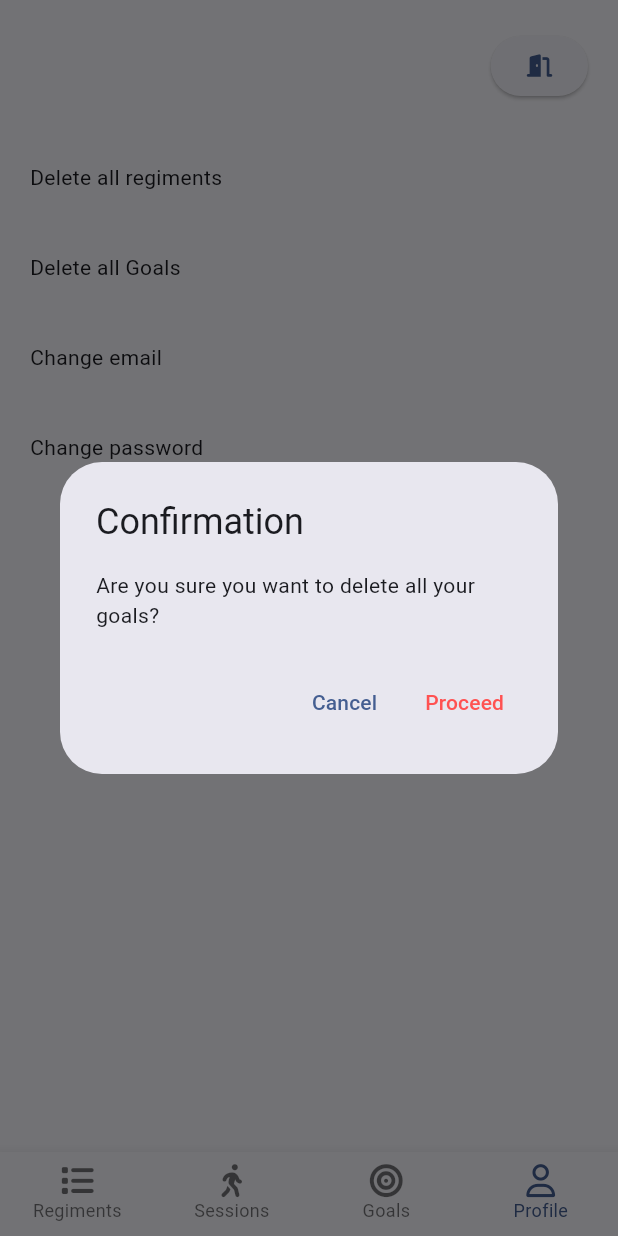
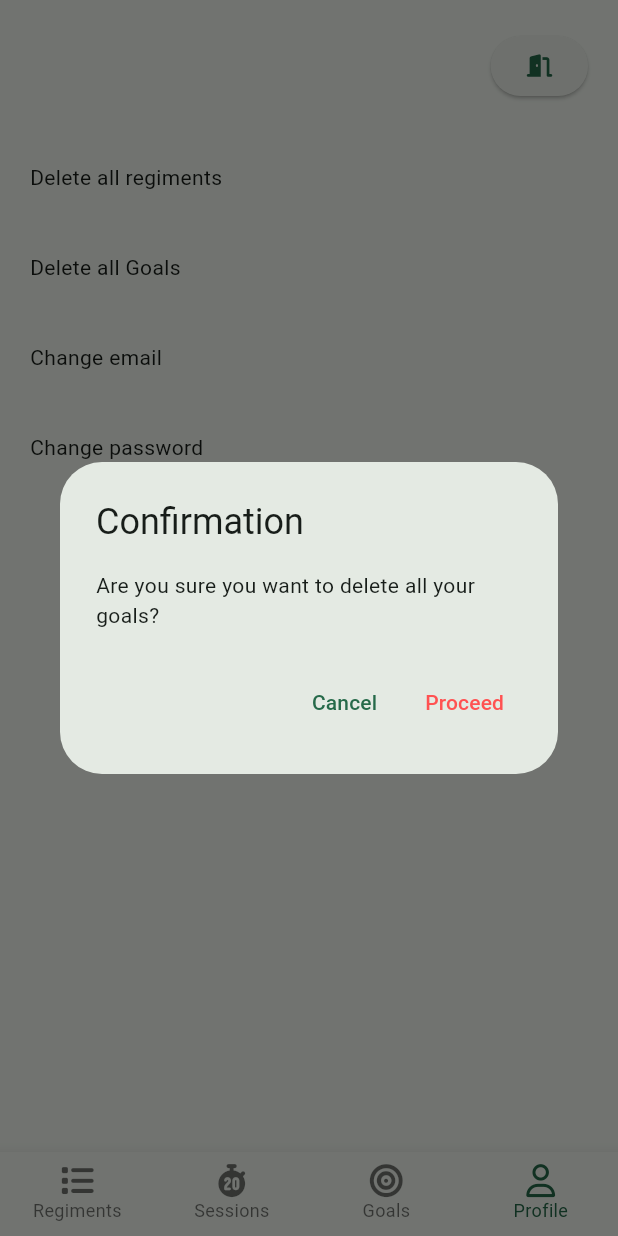
Before and after one commit to squizziee/fitness-app, a Flutter app: the HomePage screen opened by its route, item 4 of the bottom bar chosen, after a tap on "Delete all Goals", on a phone screen of 412 x 824 dp. Run offline on Flutter 3.47's test engine with Material 3 defaults, Android fonts, the phone set to English and light mode, and no system bars; our stand-ins replace awesome_notifications, cloud_firestore, firebase_auth, firebase_core, flutter_local_notifications, font_awesome_flutter and 1 more; missing offline and left inert: fitness_app_serialization; accounts and stored records are empty.

Commit message:
Added goal and session tab design

```diff
--- a/flutter_fitness_app/lib/main.dart
+++ b/flutter_fitness_app/lib/main.dart
@@ -55,7 +55,8 @@ class _MyAppState extends State<MyApp> {
       debugShowCheckedModeBanner: false,
       title: 'Home Page',
       theme: ThemeData(
-        colorScheme: ColorScheme.fromSeed(seedColor: Colors.blueAccent),
+        primaryColor: Colors.greenAccent,
+        colorScheme: ColorScheme.fromSeed(seedColor: Colors.greenAccent),
         buttonTheme:
             ButtonThemeData(buttonColor: Theme.of(context).primaryColor),
         useMaterial3: true,
--- a/flutter_fitness_app/lib/models/weight_training/weight_training_session.dart
+++ b/flutter_fitness_app/lib/models/weight_training/weight_training_session.dart
@@ -19,6 +19,7 @@ class WeightTrainingSession extends TrainingSession {
 
   @override
   String getGeneralMetricText() {
-    return "${getTotalSetCount()} sets";
+    var setCount = getTotalSetCount();
+    return "$setCount ${setCount % 10 == 1 ? "set" : "sets"}";
   }
 }
--- a/flutter_fitness_app/lib/services/user_service.dart
+++ b/flutter_fitness_app/lib/services/user_service.dart
@@ -1,6 +1,8 @@
 import 'package:cloud_firestore/cloud_firestore.dart';
 import 'package:fitness_app_serialization/app_user_serializer.dart';
 import 'package:flutter/material.dart';
+import 'package:flutter_fitness_app/models/training_regiment.dart';
+import 'package:flutter_fitness_app/models/training_session.dart';
 import 'package:flutter_fitness_app/models/user.dart';
 import 'package:flutter_fitness_app/services/auth.dart';
 import 'package:flutter_fitness_app/services/database_service.dart';
@@ -23,8 +25,9 @@ class UserService {
     for (var regiment in appUser.regiments!) {
       if (regiment.startDate != null) {
         regiment.cancelNotifications();
-        regiment.startNotifications(
-            regiment.dayOfPause == -1 ? 0 : regiment.dayOfPause);
+        regiment.startNotifications(regiment.dayOfPause == -1
+            ? regiment.getCurrentDay()
+            : regiment.dayOfPause);
       }
     }
 
@@ -60,6 +63,20 @@ class UserService {
     await _dbService.removeAllUserRegiments(user);
   }
 
+  List<(TrainingSession, TrainingRegiment)> getCurrentUserSessions(
+      BuildContext context) {
+    List<(TrainingSession, TrainingRegiment)> result = [];
+    var user = Provider.of<AppUser>(context, listen: false);
+
+    for (var regiment in user.regiments!) {
+      if (regiment.getCurrentDay() != -1) {
+        result.add((regiment.schedule![regiment.getCurrentDay()], regiment));
+      }
+    }
+
+    return result;
+  }
+
   Future removeAllUserGoals(BuildContext context) async {
     var user = Provider.of<AppUser>(context, listen: false);
     user.goals = [];
--- a/flutter_fitness_app/lib/views/goals/goal_screen.dart
+++ b/flutter_fitness_app/lib/views/goals/goal_screen.dart
@@ -2,6 +2,7 @@ import 'package:flutter/material.dart';
 import 'package:flutter_fitness_app/models/goal.dart';
 import 'package:flutter_fitness_app/models/user.dart';
 import 'package:flutter_fitness_app/services/goal_service.dart';
+import 'package:flutter_fitness_app/views/regiment_creation/common_widgets/tag_widget.dart';
 import 'package:font_awesome_flutter/font_awesome_flutter.dart';
 import 'package:google_fonts/google_fonts.dart';
 import 'package:provider/provider.dart';
@@ -77,13 +78,56 @@ class _GoalScreenState extends State<GoalScreen> {
                 ],
               )),
       child: Container(
+        clipBehavior: Clip.hardEdge,
+        decoration: const BoxDecoration(
+            border: Border(
+                bottom: BorderSide(
+                    width: 0.5, color: Color.fromRGBO(0, 0, 0, .1)))),
         width: MediaQuery.of(context).size.width,
         padding: const EdgeInsets.all(20),
-        child: Column(children: [
-          Text(goal.exerciseType!.name),
-          Text("${goal.deadline!}"),
-          Text("${goal.metrics!.length} metrics"),
-        ]),
+        child: Row(
+          mainAxisAlignment: MainAxisAlignment.spaceBetween,
+          children: [
+            Column(crossAxisAlignment: CrossAxisAlignment.start, children: [
+              Text(
+                goal.exerciseType!.name,
+                style: GoogleFonts.montserrat(
+                    fontWeight: FontWeight.w800, fontSize: 20),
+              ),
+              Wrap(
+                spacing: 5,
+                children: [
+                  tagWidget(
+                      "${goal.deadline!.difference(DateTime.now()).inDays} days left",
+                      Colors.black),
+                  tagWidget(
+                      "${goal.metrics!.length} metrics", Colors.greenAccent,
+                      textColor: Colors.black),
+                ],
+              )
+            ]),
+            Container(
+              width: 30,
+              height: 30,
+              child: Stack(clipBehavior: Clip.none, children: [
+                Positioned(
+                  right: 0,
+                  top: 0,
+                  child: FractionalTranslation(
+                    translation: const Offset(.5, -0.05),
+                    child: Opacity(
+                      opacity: .35,
+                      child: Image.asset(
+                        'assets/target.png',
+                        height: 140,
+                      ),
+                    ),
+                  ),
+                )
+              ]),
+            ),
+          ],
+        ),
       ),
     );
   }
--- a/flutter_fitness_app/lib/views/homepage/home_page.dart
+++ b/flutter_fitness_app/lib/views/homepage/home_page.dart
@@ -17,23 +17,23 @@ class HomePage extends StatefulWidget {
 }
 
 class _HomePageState extends State<HomePage> {
-  final User? user = Auth().currentUser;
-  int _selectedIndex = 0;
-  List<Widget> tabs = [
-    const RegimentTab(),
-    const SessionTab(),
-    const GoalTab(),
-    const ProfileTab()
-  ];
+  PageController? _pageController;
 
   @override
   void initState() {
     super.initState();
+    _pageController = PageController();
   }
+
+  int _selectedIndex = 0;
 
   void _onItemTapped(int index) {
     setState(() {
       _selectedIndex = index;
+
+      _pageController!.animateToPage(index,
+          duration: const Duration(milliseconds: 500),
+          curve: Curves.fastOutSlowIn);
     });
   }
 
@@ -52,7 +52,7 @@ class _HomePageState extends State<HomePage> {
             label: 'Regiments',
           ),
           BottomNavigationBarItem(
-            icon: FaIcon(FontAwesomeIcons.personWalking),
+            icon: FaIcon(FontAwesomeIcons.stopwatch20),
             label: 'Sessions',
           ),
           BottomNavigationBarItem(
@@ -65,10 +65,21 @@ class _HomePageState extends State<HomePage> {
           ),
         ],
       ),
-      body: SizedBox(
-        height: double.infinity,
-        width: double.infinity,
-        child: tabs[_selectedIndex],
+      body: SizedBox.expand(
+        child: PageView(
+          controller: _pageController,
+          onPageChanged: (index) {
+            setState(() {
+              _selectedIndex = index;
+            });
+          },
+          children: const [
+            RegimentTab(),
+            SessionTab(),
+            GoalTab(),
+            ProfileTab()
+          ],
+        ),
       ),
     );
   }
--- a/flutter_fitness_app/pubspec.yaml
+++ b/flutter_fitness_app/pubspec.yaml
@@ -73,6 +73,9 @@ flutter:
   # the material Icons class.
   uses-material-design: true
 
+  assets:
+    - assets/
+
   # To add assets to your application, add an assets section, like this:
   # assets:
   #   - images/a_dot_burr.jpeg
```
Also changed, not shown: flutter_fitness_app/lib/views/homepage/session_tab.dart (+58 -28 lines), flutter_fitness_app/lib/views/regiment_creation/common_widgets/tag_widget.dart (added, +23 -0 lines), flutter_fitness_app/assets/target.png (added).
